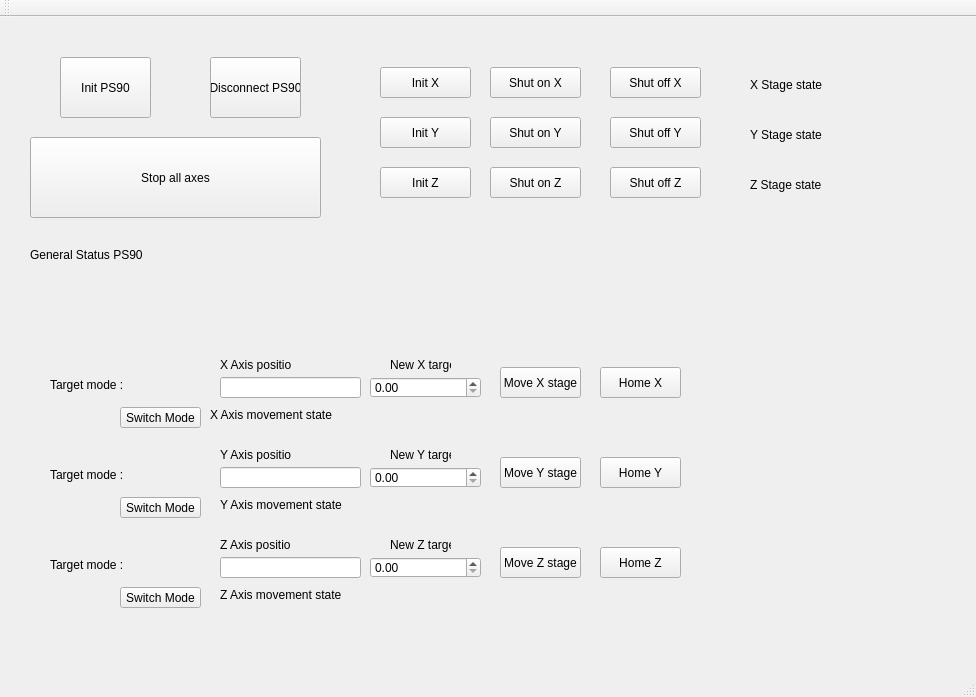
Qt form owis_controller.ui (gitHleon/OWIS_controller_V0) before a commit.
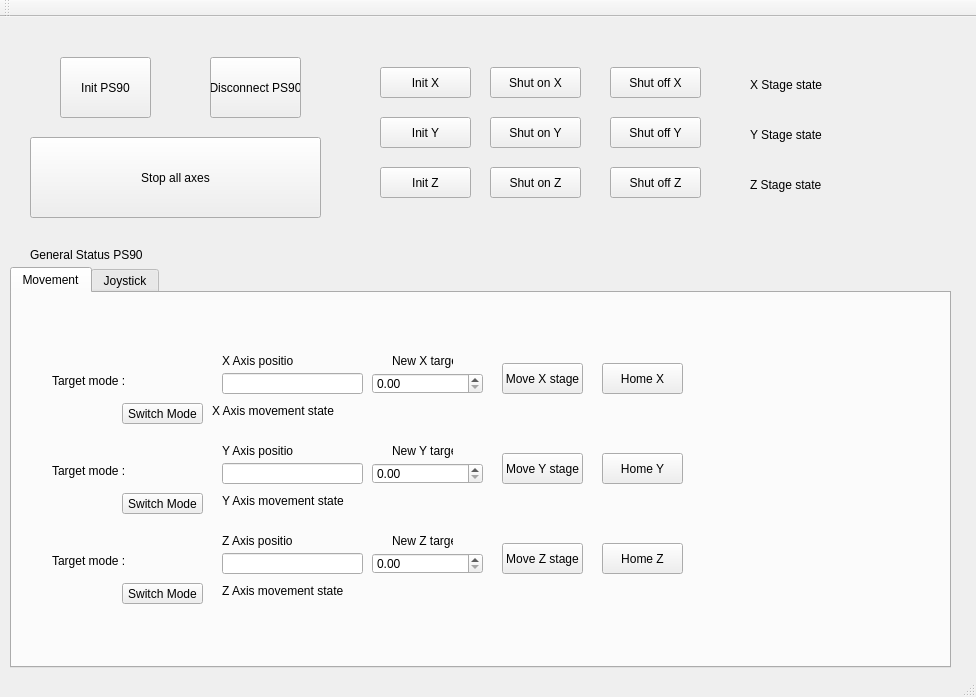
The same form after that commit. The open tabs and pages were chosen to show the change.

The edit to the form file:
```diff
--- a/owis_controller.ui
+++ b/owis_controller.ui
@@ -14,32 +14,6 @@
    <string>OWIS_controller</string>
   </property>
   <widget class="QWidget" name="centralWidget">
-   <widget class="QLabel" name="label_2">
-    <property name="geometry">
-     <rect>
-      <x>220</x>
-      <y>340</y>
-      <width>71</width>
-      <height>16</height>
-     </rect>
-    </property>
-    <property name="text">
-     <string>X Axis position</string>
-    </property>
-   </widget>
-   <widget class="QLabel" name="label_8">
-    <property name="geometry">
-     <rect>
-      <x>220</x>
-      <y>520</y>
-      <width>71</width>
-      <height>16</height>
-     </rect>
-    </property>
-    <property name="text">
-     <string>Z Axis position</string>
-    </property>
-   </widget>
    <widget class="QPushButton" name="InitPS90Button">
     <property name="geometry">
      <rect>
@@ -53,172 +27,6 @@
      <string>Init PS90</string>
     </property>
    </widget>
-   <widget class="QLabel" name="label_10">
-    <property name="geometry">
-     <rect>
-      <x>390</x>
-      <y>520</y>
-      <width>61</width>
-      <height>16</height>
-     </rect>
-    </property>
-    <property name="text">
-     <string>New Z target: </string>
-    </property>
-   </widget>
-   <widget class="QPushButton" name="moveAxisButton_X">
-    <property name="geometry">
-     <rect>
-      <x>500</x>
-      <y>350</y>
-      <width>81</width>
-      <height>31</height>
-     </rect>
-    </property>
-    <property name="text">
-     <string>Move X stage</string>
-    </property>
-   </widget>
-   <widget class="QLabel" name="label_axis_movement_X">
-    <property name="geometry">
-     <rect>
-      <x>210</x>
-      <y>390</y>
-      <width>161</width>
-      <height>16</height>
-     </rect>
-    </property>
-    <property name="text">
-     <string>X Axis movement state</string>
-    </property>
-   </widget>
-   <widget class="QLabel" name="label_axis_target_mode_Z">
-    <property name="geometry">
-     <rect>
-      <x>50</x>
-      <y>540</y>
-      <width>141</width>
-      <height>16</height>
-     </rect>
-    </property>
-    <property name="text">
-     <string>Target mode :</string>
-    </property>
-   </widget>
-   <widget class="QLabel" name="label_axis_movement_Y">
-    <property name="geometry">
-     <rect>
-      <x>220</x>
-      <y>480</y>
-      <width>161</width>
-      <height>16</height>
-     </rect>
-    </property>
-    <property name="text">
-     <string>Y Axis movement state</string>
-    </property>
-   </widget>
-   <widget class="QLabel" name="label_axis_movement_Z">
-    <property name="geometry">
-     <rect>
-      <x>220</x>
-      <y>570</y>
-      <width>161</width>
-      <height>16</height>
-     </rect>
-    </property>
-    <property name="text">
-     <string>Z Axis movement state</string>
-    </property>
-   </widget>
-   <widget class="QPushButton" name="switchModeButton_X">
-    <property name="geometry">
-     <rect>
-      <x>120</x>
-      <y>390</y>
-      <width>81</width>
-      <height>21</height>
-     </rect>
-    </property>
-    <property name="text">
-     <string>Switch Mode</string>
-    </property>
-   </widget>
-   <widget class="QLabel" name="label_axis_target_mode_Y">
-    <property name="geometry">
-     <rect>
-      <x>50</x>
-      <y>450</y>
-      <width>141</width>
-      <height>16</height>
-     </rect>
-    </property>
-    <property name="text">
-     <string>Target mode :</string>
-    </property>
-   </widget>
-   <widget class="QLabel" name="label_axis_target_mode_X">
-    <property name="geometry">
-     <rect>
-      <x>50</x>
-      <y>360</y>
-      <width>141</width>
-      <height>16</height>
-     </rect>
-    </property>
-    <property name="text">
-     <string>Target mode :</string>
-    </property>
-   </widget>
-   <widget class="QLineEdit" name="lineEdit_axis_pos_Y">
-    <property name="geometry">
-     <rect>
-      <x>220</x>
-      <y>450</y>
-      <width>141</width>
-      <height>21</height>
-     </rect>
-    </property>
-    <property name="readOnly">
-     <bool>true</bool>
-    </property>
-   </widget>
-   <widget class="QDoubleSpinBox" name="doubleSpinBox_newTarget_value_X">
-    <property name="geometry">
-     <rect>
-      <x>370</x>
-      <y>360</y>
-      <width>111</width>
-      <height>21</height>
-     </rect>
-    </property>
-    <property name="mouseTracking">
-     <bool>false</bool>
-    </property>
-   </widget>
-   <widget class="QPushButton" name="moveAxisButton_Y">
-    <property name="geometry">
-     <rect>
-      <x>500</x>
-      <y>440</y>
-      <width>81</width>
-      <height>31</height>
-     </rect>
-    </property>
-    <property name="text">
-     <string>Move Y stage</string>
-    </property>
-   </widget>
-   <widget class="QDoubleSpinBox" name="doubleSpinBox_newTarget_value_Y">
-    <property name="geometry">
-     <rect>
-      <x>370</x>
-      <y>450</y>
-      <width>111</width>
-      <height>21</height>
-     </rect>
-    </property>
-   </widget>
    <widget class="QPushButton" name="stopButton">
     <property name="geometry">
      <rect>
@@ -232,120 +40,6 @@
      <string>Stop all axes</string>
     </property>
    </widget>
-   <widget class="QLabel" name="label_7">
-    <property name="geometry">
-     <rect>
-      <x>390</x>
-      <y>430</y>
-      <width>61</width>
-      <height>16</height>
-     </rect>
-    </property>
-    <property name="text">
-     <string>New Y target: </string>
-    </property>
-   </widget>
-   <widget class="QLabel" name="label_5">
-    <property name="geometry">
-     <rect>
-      <x>220</x>
-      <y>430</y>
-      <width>71</width>
-      <height>16</height>
-     </rect>
-    </property>
-    <property name="text">
-     <string>Y Axis position</string>
-    </property>
-   </widget>
-   <widget class="QPushButton" name="switchModeButton_Y">
-    <property name="geometry">
-     <rect>
-      <x>120</x>
-      <y>480</y>
-      <width>81</width>
-      <height>21</height>
-     </rect>
-    </property>
-    <property name="text">
-     <string>Switch Mode</string>
-    </property>
-   </widget>
-   <widget class="QLineEdit" name="lineEdit_axis_pos_X">
-    <property name="geometry">
-     <rect>
-      <x>220</x>
-      <y>360</y>
-      <width>141</width>
-      <height>21</height>
-     </rect>
-    </property>
-    <property name="readOnly">
-     <bool>true</bool>
-    </property>
-   </widget>
-   <widget class="QPushButton" name="switchModeButton_Z">
-    <property name="geometry">
-     <rect>
-      <x>120</x>
-      <y>570</y>
-      <width>81</width>
-      <height>21</height>
-     </rect>
-    </property>
-    <property name="text">
-     <string>Switch Mode</string>
-    </property>
-   </widget>
-   <widget class="QLineEdit" name="lineEdit_axis_pos_Z">
-    <property name="geometry">
-     <rect>
-      <x>220</x>
-      <y>540</y>
-      <width>141</width>
-      <height>21</height>
-     </rect>
-    </property>
-    <property name="readOnly">
-     <bool>true</bool>
-    </property>
-   </widget>
-   <widget class="QDoubleSpinBox" name="doubleSpinBox_newTarget_value_Z">
-    <property name="geometry">
-     <rect>
-      <x>370</x>
-      <y>540</y>
-      <width>111</width>
-      <height>21</height>
-     </rect>
-    </property>
-   </widget>
-   <widget class="QPushButton" name="moveAxisButton_Z">
-    <property name="geometry">
-     <rect>
-      <x>500</x>
-      <y>530</y>
-      <width>81</width>
-      <height>31</height>
-     </rect>
-    </property>
-    <property name="text">
-     <string>Move Z stage</string>
-    </property>
-   </widget>
-   <widget class="QLabel" name="label_4">
-    <property name="geometry">
-     <rect>
-      <x>390</x>
-      <y>340</y>
-      <width>61</width>
-      <height>16</height>
-     </rect>
-    </property>
-    <property name="text">
-     <string>New X target: </string>
-    </property>
-   </widget>
    <widget class="QPushButton" name="InitStageButton_X">
     <property name="geometry">
      <rect>
@@ -528,44 +222,399 @@
      <string>Shut on Z</string>
     </property>
    </widget>
-   <widget class="QPushButton" name="homeButton_X">
+   <widget class="QTabWidget" name="tabWidget">
     <property name="geometry">
      <rect>
-      <x>600</x>
-      <y>350</y>
-      <width>81</width>
-      <height>31</height>
+      <x>10</x>
+      <y>250</y>
+      <width>941</width>
+      <height>401</height>
      </rect>
     </property>
-    <property name="text">
-     <string>Home X</string>
+    <property name="currentIndex">
+     <number>1</number>
     </property>
-   </widget>
-   <widget class="QPushButton" name="homeButton_Y">
-    <property name="geometry">
-     <rect>
-      <x>600</x>
-      <y>440</y>
-      <width>81</width>
-      <height>31</height>
-     </rect>
-    </property>
-    <property name="text">
-     <string>Home Y</string>
-    </property>
-   </widget>
-   <widget class="QPushButton" name="homeButton_Z">
-    <property name="geometry">
-     <rect>
-      <x>600</x>
-      <y>530</y>
-      <width>81</width>
-      <height>31</height>
-     </rect>
-    </property>
-    <property name="text">
-     <string>Home Z</string>
-    </property>
+    <widget class="QWidget" name="tab">
+     <attribute name="title">
+      <string>Movement</string>
+     </attribute>
+     <widget class="QLineEdit" name="lineEdit_axis_pos_X">
+      <property name="geometry">
+       <rect>
+        <x>210</x>
+        <y>80</y>
+        <width>141</width>
+        <height>21</height>
+       </rect>
+      </property>
+      <property name="readOnly">
+       <bool>true</bool>
+      </property>
+     </widget>
+     <widget class="QLabel" name="label_10">
+      <property name="geometry">
+       <rect>
+        <x>380</x>
+        <y>240</y>
+        <width>61</width>
+        <height>16</height>
+       </rect>
+      </property>
+      <property name="text">
+       <string>New Z target: </string>
+      </property>
+     </widget>
+     <widget class="QLabel" name="label_axis_movement_X">
+      <property name="geometry">
+       <rect>
+        <x>200</x>
+        <y>110</y>
+        <width>161</width>
+        <height>16</height>
+       </rect>
+      </property>
+      <property name="text">
+       <string>X Axis movement state</string>
+      </property>
+     </widget>
+     <widget class="QLineEdit" name="lineEdit_axis_pos_Z">
+      <property name="geometry">
+       <rect>
+        <x>210</x>
+        <y>260</y>
+        <width>141</width>
+        <height>21</height>
+       </rect>
+      </property>
+      <property name="readOnly">
+       <bool>true</bool>
+      </property>
+     </widget>
+     <widget class="QLabel" name="label_5">
+      <property name="geometry">
+       <rect>
+        <x>210</x>
+        <y>150</y>
+        <width>71</width>
+        <height>16</height>
+       </rect>
+      </property>
+      <property name="text">
+       <string>Y Axis position</string>
+      </property>
+     </widget>
+     <widget class="QLabel" name="label_axis_movement_Y">
+      <property name="geometry">
+       <rect>
+        <x>210</x>
+        <y>200</y>
+        <width>161</width>
+        <height>16</height>
+       </rect>
+      </property>
+      <property name="text">
+       <string>Y Axis movement state</string>
+      </property>
+     </widget>
+     <widget class="QPushButton" name="homeButton_Z">
+      <property name="geometry">
+       <rect>
+        <x>590</x>
+        <y>250</y>
+        <width>81</width>
+        <height>31</height>
+       </rect>
+      </property>
+      <property name="text">
+       <string>Home Z</string>
+      </property>
+     </widget>
+     <widget class="QLineEdit" name="lineEdit_axis_pos_Y">
+      <property name="geometry">
+       <rect>
+        <x>210</x>
+        <y>170</y>
+        <width>141</width>
+        <height>21</height>
+       </rect>
+      </property>
+      <property name="readOnly">
+       <bool>true</bool>
+      </property>
+     </widget>
+     <widget class="QLabel" name="label_axis_target_mode_X">
+      <property name="geometry">
+       <rect>
+        <x>40</x>
+        <y>80</y>
+        <width>141</width>
+        <height>16</height>
+       </rect>
+      </property>
+      <property name="text">
+       <string>Target mode :</string>
+      </property>
+     </widget>
+     <widget class="QPushButton" name="moveAxisButton_Z">
+      <property name="geometry">
+       <rect>
+        <x>490</x>
+        <y>250</y>
+        <width>81</width>
+        <height>31</height>
+       </rect>
+      </property>
+      <property name="text">
+       <string>Move Z stage</string>
+      </property>
+     </widget>
+     <widget class="QDoubleSpinBox" name="doubleSpinBox_newTarget_value_Y">
+      <property name="geometry">
+       <rect>
+        <x>360</x>
+        <y>170</y>
+        <width>111</width>
+        <height>21</height>
+       </rect>
+      </property>
+     </widget>
+     <widget class="QLabel" name="label_axis_target_mode_Z">
+      <property name="geometry">
+       <rect>
+        <x>40</x>
+        <y>260</y>
+        <width>141</width>
+        <height>16</height>
+       </rect>
+      </property>
+      <property name="text">
+       <string>Target mode :</string>
+      </property>
+     </widget>
+     <widget class="QPushButton" name="switchModeButton_Z">
+      <property name="geometry">
+       <rect>
+        <x>110</x>
+        <y>290</y>
+        <width>81</width>
+        <height>21</height>
+       </rect>
+      </property>
+      <property name="text">
+       <string>Switch Mode</string>
+      </property>
+     </widget>
+     <widget class="QPushButton" name="switchModeButton_X">
+      <property name="geometry">
+       <rect>
+        <x>110</x>
+        <y>110</y>
+        <width>81</width>
+        <height>21</height>
+       </rect>
+      </property>
+      <property name="text">
+       <string>Switch Mode</string>
+      </property>
+     </widget>
+     <widget class="QLabel" name="label_2">
+      <property name="geometry">
+       <rect>
+        <x>210</x>
+        <y>60</y>
+        <width>71</width>
+        <height>16</height>
+       </rect>
+      </property>
+      <property name="text">
+       <string>X Axis position</string>
+      </property>
+     </widget>
+     <widget class="QPushButton" name="moveAxisButton_Y">
+      <property name="geometry">
+       <rect>
+        <x>490</x>
+        <y>160</y>
+        <width>81</width>
+        <height>31</height>
+       </rect>
+      </property>
+      <property name="text">
+       <string>Move Y stage</string>
+      </property>
+     </widget>
+     <widget class="QPushButton" name="homeButton_Y">
+      <property name="geometry">
+       <rect>
+        <x>590</x>
+        <y>160</y>
+        <width>81</width>
+        <height>31</height>
+       </rect>
+      </property>
+      <property name="text">
+       <string>Home Y</string>
+      </property>
+     </widget>
+     <widget class="QPushButton" name="switchModeButton_Y">
+      <property name="geometry">
+       <rect>
+        <x>110</x>
+        <y>200</y>
+        <width>81</width>
+        <height>21</height>
+       </rect>
+      </property>
+      <property name="text">
+       <string>Switch Mode</string>
+      </property>
+     </widget>
+     <widget class="QLabel" name="label_7">
+      <property name="geometry">
+       <rect>
+        <x>380</x>
+        <y>150</y>
+        <width>61</width>
+        <height>16</height>
+       </rect>
+      </property>
+      <property name="text">
+       <string>New Y target: </string>
+      </property>
+     </widget>
+     <widget class="QDoubleSpinBox" name="doubleSpinBox_newTarget_value_X">
+      <property name="geometry">
+       <rect>
+        <x>360</x>
+        <y>80</y>
+        <width>111</width>
+        <height>21</height>
+       </rect>
+      </property>
+      <property name="mouseTracking">
+       <bool>false</bool>
+      </property>
+     </widget>
+     <widget class="QPushButton" name="moveAxisButton_X">
+      <property name="geometry">
+       <rect>
+        <x>490</x>
+        <y>70</y>
+        <width>81</width>
+        <height>31</height>
+       </rect>
+      </property>
+      <property name="text">
+       <string>Move X stage</string>
+      </property>
+     </widget>
+     <widget class="QPushButton" name="homeButton_X">
+      <property name="geometry">
+       <rect>
+        <x>590</x>
+        <y>70</y>
+        <width>81</width>
+        <height>31</height>
+       </rect>
+      </property>
+      <property name="text">
+       <string>Home X</string>
+      </property>
+     </widget>
+     <widget class="QLabel" name="label_axis_target_mode_Y">
+      <property name="geometry">
+       <rect>
+        <x>40</x>
+        <y>170</y>
+        <width>141</width>
+        <height>16</height>
+       </rect>
+      </property>
+      <property name="text">
+       <string>Target mode :</string>
+      </property>
+     </widget>
+     <widget class="QLabel" name="label_4">
+      <property name="geometry">
+       <rect>
+        <x>380</x>
+        <y>60</y>
+        <width>61</width>
+        <height>16</height>
+       </rect>
+      </property>
+      <property name="text">
+       <string>New X target: </string>
+      </property>
+     </widget>
+     <widget class="QDoubleSpinBox" name="doubleSpinBox_newTarget_value_Z">
+      <property name="geometry">
+       <rect>
+        <x>360</x>
+        <y>260</y>
+        <width>111</width>
+        <height>21</height>
+       </rect>
+      </property>
+     </widget>
+     <widget class="QLabel" name="label_8">
+      <property name="geometry">
+       <rect>
+        <x>210</x>
+        <y>240</y>
+        <width>71</width>
+        <height>16</height>
+       </rect>
+      </property>
+      <property name="text">
+       <string>Z Axis position</string>
+      </property>
+     </widget>
+     <widget class="QLabel" name="label_axis_movement_Z">
+      <property name="geometry">
+       <rect>
+        <x>210</x>
+        <y>290</y>
+        <width>161</width>
+        <height>16</height>
+       </rect>
+      </property>
+      <property name="text">
+       <string>Z Axis movement state</string>
+      </property>
+     </widget>
+    </widget>
+    <widget class="QWidget" name="tab_2">
+     <attribute name="title">
+      <string>Joystick</string>
+     </attribute>
+     <widget class="QPushButton" name="joyNegButton_X">
+      <property name="geometry">
+       <rect>
+        <x>70</x>
+        <y>70</y>
+        <width>75</width>
+        <height>23</height>
+       </rect>
+      </property>
+      <property name="text">
+       <string>- X</string>
+      </property>
+     </widget>
+     <widget class="QPushButton" name="joyPosButton_X">
+      <property name="geometry">
+       <rect>
+        <x>220</x>
+        <y>70</y>
+        <width>75</width>
+        <height>23</height>
+       </rect>
+      </property>
+      <property name="text">
+       <string>+ X</string>
+      </property>
+     </widget>
+    </widget>
    </widget>
   </widget>
   <widget class="QMenuBar" name="menuBar">
```
